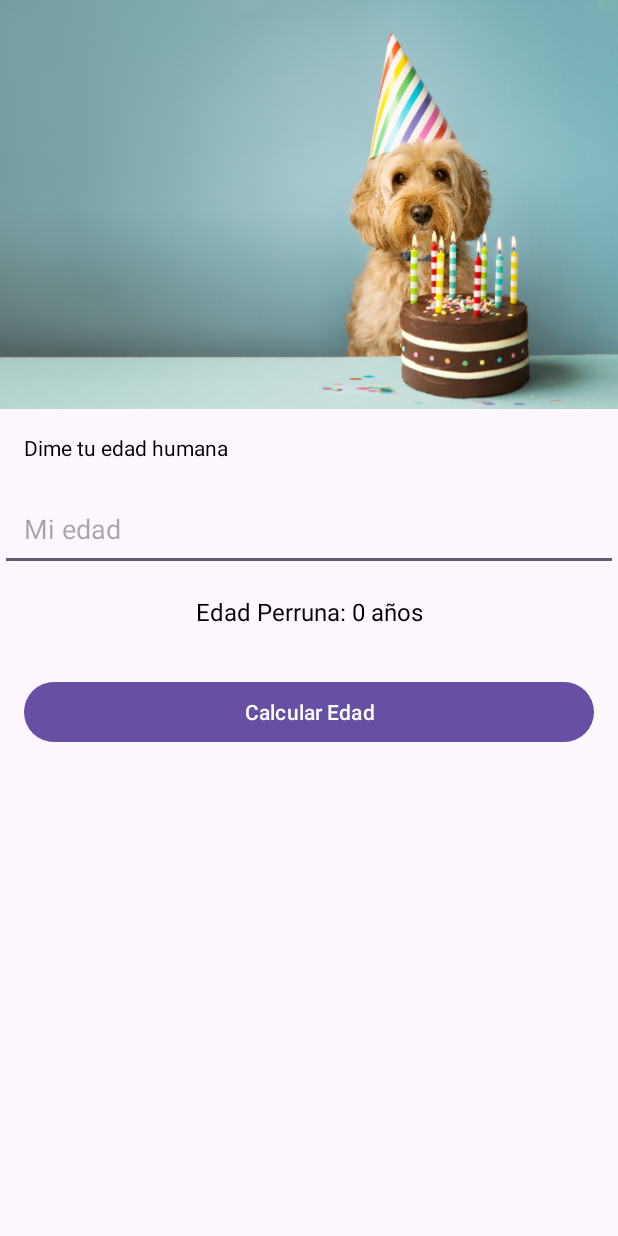
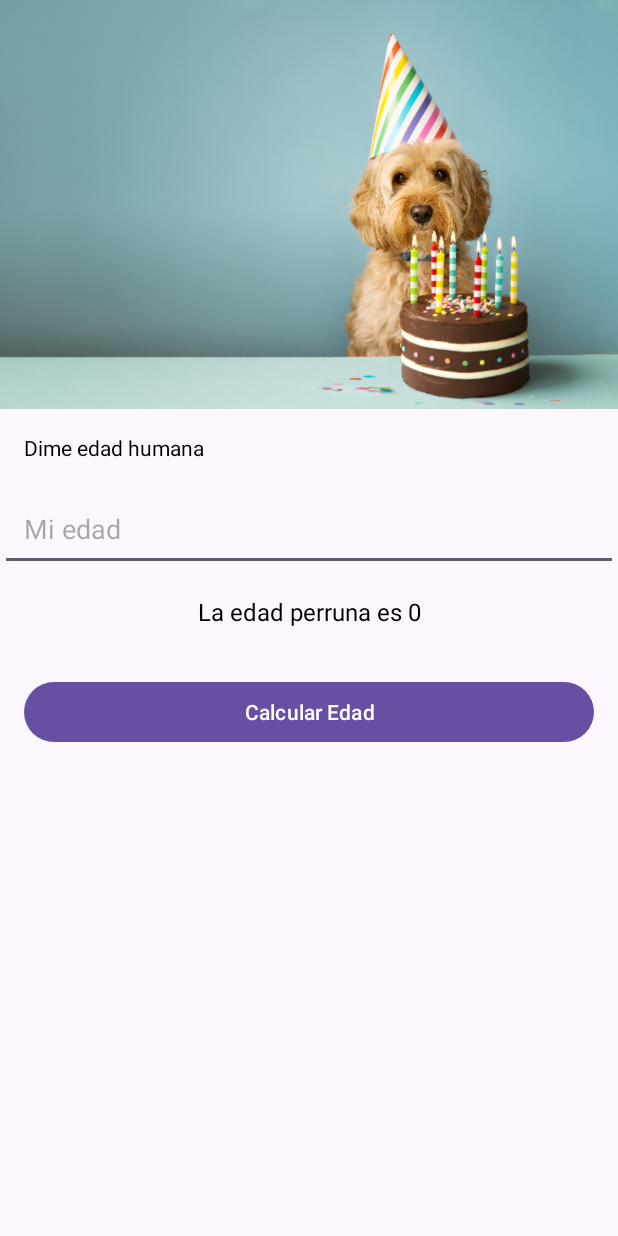
Before and after one commit to gitjmm/CalcularEdad, an Android app: the screen it shows after launch (MainActivity), after a tap on "Calcular Edad", on a phone screen of 412 x 824 dp. Run offline under Robolectric (Android 15) with nearby library versions, the phone set to English and light mode, and no system bars.

Commit message:
Comentarios e idiomas

```diff
--- a/app/build.gradle
+++ b/app/build.gradle
@@ -26,6 +26,7 @@ android {
         sourceCompatibility JavaVersion.VERSION_1_8
         targetCompatibility JavaVersion.VERSION_1_8
     }
+
 }
 
 dependencies {
--- a/app/src/main/java/com/jmmostazo/calcularedad/MainActivity.java
+++ b/app/src/main/java/com/jmmostazo/calcularedad/MainActivity.java
@@ -2,14 +2,24 @@ package com.jmmostazo.calcularedad;
 /*
 * Proyecto Jorge Martínez Mostazo
 * App Android que calcula la edad perruna a partir de la humana
+* Elemntos usados en esta app
+* 1. Crear una app desde inicio en Java
+* 2. Uso de Views: TextView, EditText, Button, LinearLayout
+* 3. strings.xml Confiuración de string de idiomas
+* 4. Diseño de views
+* 5. Uso de Logcat
+* 6. Uso y configuración de github
+* 7. Databinding
 * */
 import androidx.appcompat.app.AppCompatActivity;
 
 import android.os.Bundle;
+import android.util.Log;
 import android.view.View;
 import android.widget.Button;
 import android.widget.EditText;
 import android.widget.TextView;
+import android.widget.Toast;
 
 public class MainActivity extends AppCompatActivity {
 
@@ -18,6 +28,8 @@ public class MainActivity extends AppCompatActivity {
         super.onCreate(savedInstanceState);
         setContentView(R.layout.activity_main);
 
+        //Inicio de elementos Views
+        TextView txtEdad = findViewById(R.id.txtEdad);
         EditText edadHumana;
         edadHumana = findViewById(R.id.etEdadHumana);
         TextView edadPerruna = findViewById(R.id.txtEdadPerro);
@@ -25,19 +37,22 @@ public class MainActivity extends AppCompatActivity {
 
 
         //Uso de Log
+        Log.d("MainActivity","Actvity creado");
 
-
-
+        txtEdad.setText(R.string.dime_edad);
         btnCalcular.setOnClickListener(view -> {
             //Pasamos el numero de edad a un string
             String edad = edadHumana.getText().toString();
 
             int edadInt = 0;
             if (!edad.isEmpty()) edadInt = Integer.parseInt(edad);
-            else edadPerruna.setText("Introduce una edad");
+            else {
+                Log.d("MainActivity","Campo edad vacío");
+                Toast.makeText(this,getString(R.string.introduce_edad),Toast.LENGTH_SHORT).show();
+            }
 
             int resultado = edadInt*7;
-            edadPerruna.setText("Edad Perruna: "+resultado+" años");
+            edadPerruna.setText(getString(R.string.resultado,resultado));
 
         });
 
--- a/app/src/main/res/layout/activity_main.xml
+++ b/app/src/main/res/layout/activity_main.xml
@@ -19,7 +19,6 @@
         android:layout_width="match_parent"
         android:layout_height="wrap_content"
         android:padding="16dp"
-        android:text="Dime tu edad humana"
         android:textColor="@color/black"
         app:layout_constraintBottom_toBottomOf="parent"
         app:layout_constraintEnd_toEndOf="parent"
@@ -31,7 +30,7 @@
         android:id="@+id/etEdadHumana"
         android:layout_width="match_parent"
         android:layout_height="wrap_content"
-        android:hint="Mi edad"
+        android:hint="@string/mi_edad"
         android:inputType="number"
         android:padding="16dp" />
 
@@ -54,7 +53,7 @@
         android:layout_width="match_parent"
         android:layout_height="wrap_content"
         android:layout_margin="16dp"
-        android:text="Calcular Edad" />
+        android:text="@string/calcular_edad" />
 
 
 </LinearLayout>
--- a/app/src/main/res/values/strings.xml
+++ b/app/src/main/res/values/strings.xml
@@ -1,3 +1,8 @@
 <resources>
-    <string name="app_name">CalcularEdad</string>
+    <string name="app_name" translatable="false">CalcularEdad</string>
+    <string name="resultado">La edad perruna es %d</string>
+    <string name="dime_edad">Dime edad humana</string>
+    <string name="introduce_edad">Introduce una edad</string>
+    <string name="calcular_edad">Calcular Edad</string>
+    <string name="mi_edad">Mi edad</string>
 </resources>
```
Also changed, not shown: 1 other file.
